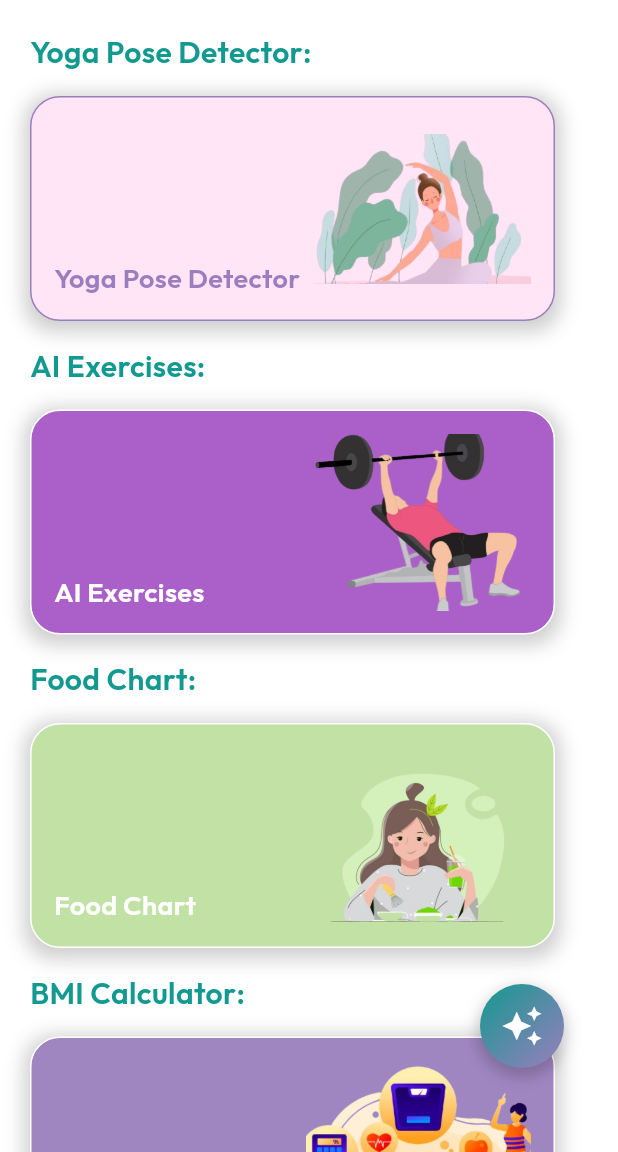
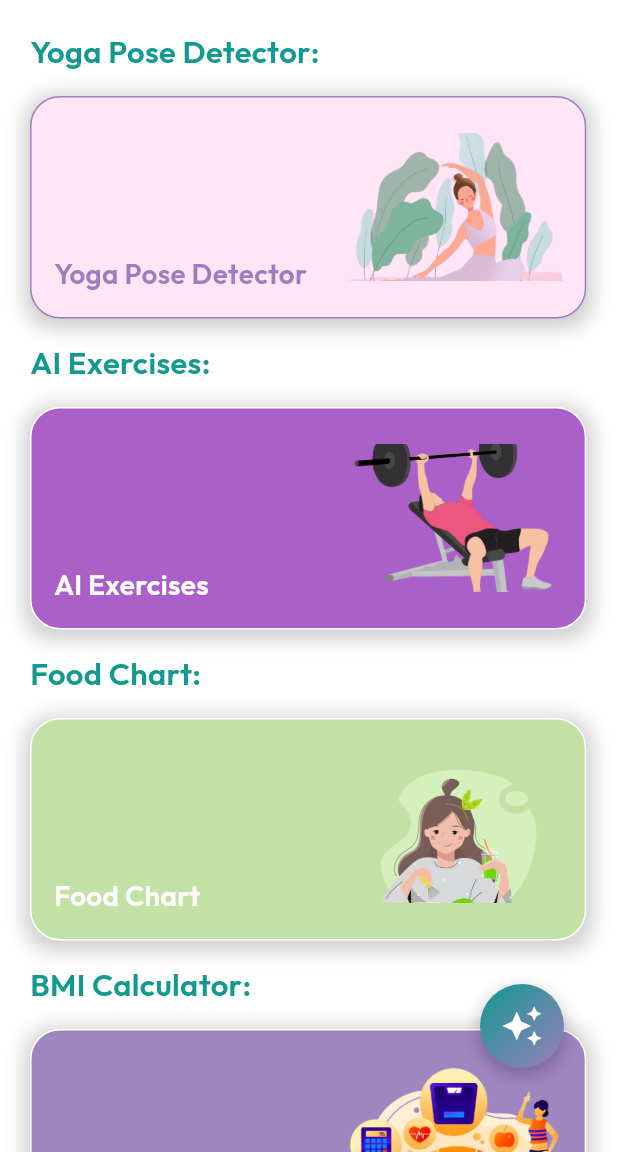
Before and after one commit to Navaneethakrishnan-appdev/image-picker, a Flutter app: the HomeScreen screen opened directly, on a phone screen of 412 x 824 dp, the part 84-1236 px from its top. Run offline on Flutter 3.47's test engine with Material 3 defaults, Android fonts, the phone set to English and light mode, and no system bars; our stand-ins replace audioplayers, camera, cloud_firestore, dash_chat_2, firebase_auth, firebase_core and 10 more; missing offline and left inert: flutter_3d_choice_chip, google_mlkit_pose_detection, pretty_gauge; accounts and stored records are empty; network calls fail.

Commit message:
app logo

```diff
--- a/lib/home_screen.dart
+++ b/lib/home_screen.dart
@@ -235,7 +235,7 @@ class _HomeScreenState extends State<HomeScreen> {
                       child: Text(
                         'Yoga Pose Detector:',
                         style: GoogleFonts.outfit(
-                          fontSize: 20,
+                          fontSize: MediaQuery.of(context).size.width * 0.05,
                           color: Color(0xff129990),
                           fontWeight: FontWeight.w600,
                         ),
@@ -252,8 +252,8 @@ class _HomeScreenState extends State<HomeScreen> {
                       );
                     },
                     child: Container(
-                      height: 150,
-                      width: 350,
+                      height: MediaQuery.of(context).size.height * 0.18,
+                      width: MediaQuery.of(context).size.width * 0.9,
                       margin: EdgeInsets.only(
                         right: 15,
                         left: 15,
@@ -282,7 +282,7 @@ class _HomeScreenState extends State<HomeScreen> {
                               'Yoga Pose Detector',
                               style: GoogleFonts.outfit(
                                 color: Color(0xff9B7EBD),
-                                fontSize: 18,
+                                fontSize: MediaQuery.of(context).size.width * 0.045,
                                 fontWeight: FontWeight.w600,
                               ),
                             ),
@@ -290,8 +290,8 @@ class _HomeScreenState extends State<HomeScreen> {
                           Align(
                             alignment: Alignment.centerRight,
                             child: SizedBox(
-                              height: 100,
-                              width: 150,
+                              height: MediaQuery.of(context).size.height * 0.12,
+                              width: MediaQuery.of(context).size.width * 0.35,
                               child: Image(
                                 image: AssetImage(
                                   'assets/images/home_yogapose.png',
@@ -316,7 +316,7 @@ class _HomeScreenState extends State<HomeScreen> {
                       child: Text(
                         'AI Exercises:',
                         style: GoogleFonts.outfit(
-                          fontSize: 20,
+                          fontSize: MediaQuery.of(context).size.width * 0.05,
                           color: Color(0xff129990),
                           fontWeight: FontWeight.w600,
                         ),
@@ -333,8 +333,8 @@ class _HomeScreenState extends State<HomeScreen> {
                       );
                     },
                     child: Container(
-                      height: 150,
-                      width: 350,
+                      height: MediaQuery.of(context).size.height * 0.18,
+                      width: MediaQuery.of(context).size.width * 0.9,
                       margin: EdgeInsets.only(
                         right: 15,
                         left: 15,
@@ -363,7 +363,7 @@ class _HomeScreenState extends State<HomeScreen> {
                               'AI Exercises',
                               style: GoogleFonts.outfit(
                                 color: Colors.white,
-                                fontSize: 18,
+                                fontSize: MediaQuery.of(context).size.width * 0.045,
                                 fontWeight: FontWeight.w600,
                               ),
                             ),
@@ -371,8 +371,8 @@ class _HomeScreenState extends State<HomeScreen> {
                           Align(
                             alignment: Alignment.centerRight,
                             child: SizedBox(
-                              height: 150,
-                              width: 150,
+                              height: MediaQuery.of(context).size.height * 0.12,
+                              width: MediaQuery.of(context).size.width * 0.35,
                               child: Image(
                                 image: AssetImage(
                                   'assets/images/home_exercises_pose1.png',
@@ -397,7 +397,7 @@ class _HomeScreenState extends State<HomeScreen> {
                       child: Text(
                         'Food Chart:',
                         style: GoogleFonts.outfit(
-                          fontSize: 20,
+                          fontSize: MediaQuery.of(context).size.width * 0.05,
                           color: Color(0xff129990),
                           fontWeight: FontWeight.w600,
                         ),
@@ -414,8 +414,8 @@ class _HomeScreenState extends State<HomeScreen> {
                       );
                     },
                     child: Container(
-                      height: 150,
-                      width: 350,
+                      height: MediaQuery.of(context).size.height * 0.18,
+                      width: MediaQuery.of(context).size.width * 0.9,
                       margin: EdgeInsets.only(
                         right: 15,
                         left: 15,
@@ -444,7 +444,7 @@ class _HomeScreenState extends State<HomeScreen> {
                               'Food Chart',
                               style: GoogleFonts.outfit(
                                 color: Colors.white,
-                                fontSize: 18,
+                                fontSize: MediaQuery.of(context).size.width * 0.045,
                                 fontWeight: FontWeight.w600,
                               ),
                             ),
@@ -452,8 +452,8 @@ class _HomeScreenState extends State<HomeScreen> {
                           Align(
                             alignment: Alignment.centerRight,
                             child: SizedBox(
-                              height: 150,
-                              width: 150,
+                              height: MediaQuery.of(context).size.height * 0.12,
+                              width: MediaQuery.of(context).size.width * 0.35,
                               child: Image(
                                 image: AssetImage(
                                   'assets/images/home_food_chart1.png',
@@ -478,7 +478,7 @@ class _HomeScreenState extends State<HomeScreen> {
                       child: Text(
                         'BMI Calculator:',
                         style: GoogleFonts.outfit(
-                          fontSize: 20,
+                          fontSize: MediaQuery.of(context).size.width * 0.05,
                           color: Color(0xff129990),
                           fontWeight: FontWeight.w600,
                         ),
@@ -495,8 +495,8 @@ class _HomeScreenState extends State<HomeScreen> {
                       );
                     },
                     child: Container(
-                      height: 150,
-                      width: 350,
+                      height: MediaQuery.of(context).size.height * 0.18,
+                      width: MediaQuery.of(context).size.width * 0.9,
                       margin: EdgeInsets.only(
                         right: 15,
                         left: 15,
@@ -525,7 +525,7 @@ class _HomeScreenState extends State<HomeScreen> {
                               'BMI Calculator:',
                               style: GoogleFonts.outfit(
                                 color: Colors.white,
-                                fontSize: 18,
+                                fontSize: MediaQuery.of(context).size.width * 0.045,
                                 fontWeight: FontWeight.w600,
                               ),
                             ),
@@ -533,8 +533,8 @@ class _HomeScreenState extends State<HomeScreen> {
                           Align(
                             alignment: Alignment.centerRight,
                             child: SizedBox(
-                              height: 150,
-                              width: 150,
+                              height: MediaQuery.of(context).size.height * 0.12,
+                              width: MediaQuery.of(context).size.width * 0.35,
                               child: Image(
                                 image: AssetImage('assets/images/home_bmi.png'),
                                 fit: BoxFit.cover,
--- a/pubspec.yaml
+++ b/pubspec.yaml
@@ -56,6 +56,12 @@ dependencies:
   table_calendar: ^3.0.9
   dash_chat_2: ^0.0.21
   flutter_gemini: ^3.0.0
+  flutter_launcher_icons: ^0.14.4
+
+flutter_launcher_icons:
+    android: true
+    ios: true
+    image_path: "assets/images/app-logo.jpeg"
 
 dev_dependencies:
   flutter_test:
```
Also changed, not shown: assets/images/app-logo.jpeg (added), pubspec.lock.
